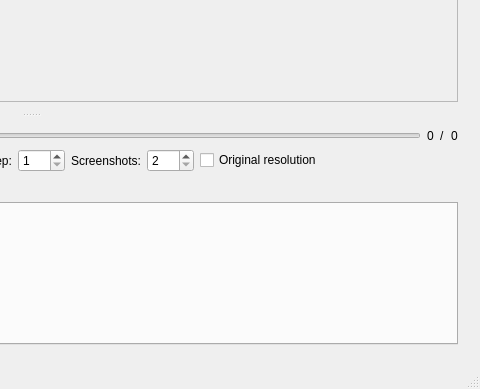
This is mainwindow.ui in labyrinthofdreams/screenpicker as Qt 5 draws it before an edit; both pictures show x 418 to 898 and y 132 to 521 of the 898 by 521 pixel window. The edited form follows.
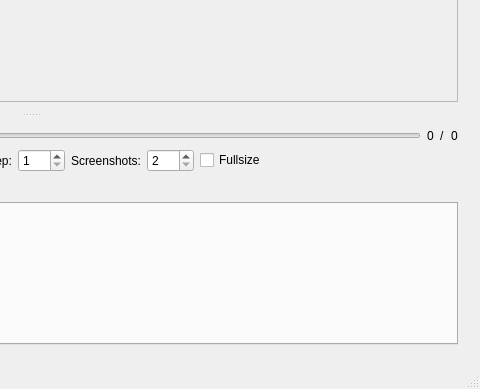
This is the edited form.

Commit message: Changed 'original resolution' label text to 'fullsize'

```diff
--- a/mainwindow.ui
+++ b/mainwindow.ui
@@ -172,7 +172,7 @@
              <string>Lock video size to original resolution</string>
             </property>
             <property name="text">
-             <string>Original resolution</string>
+             <string>Fullsize</string>
             </property>
            </widget>
           </item>
```
